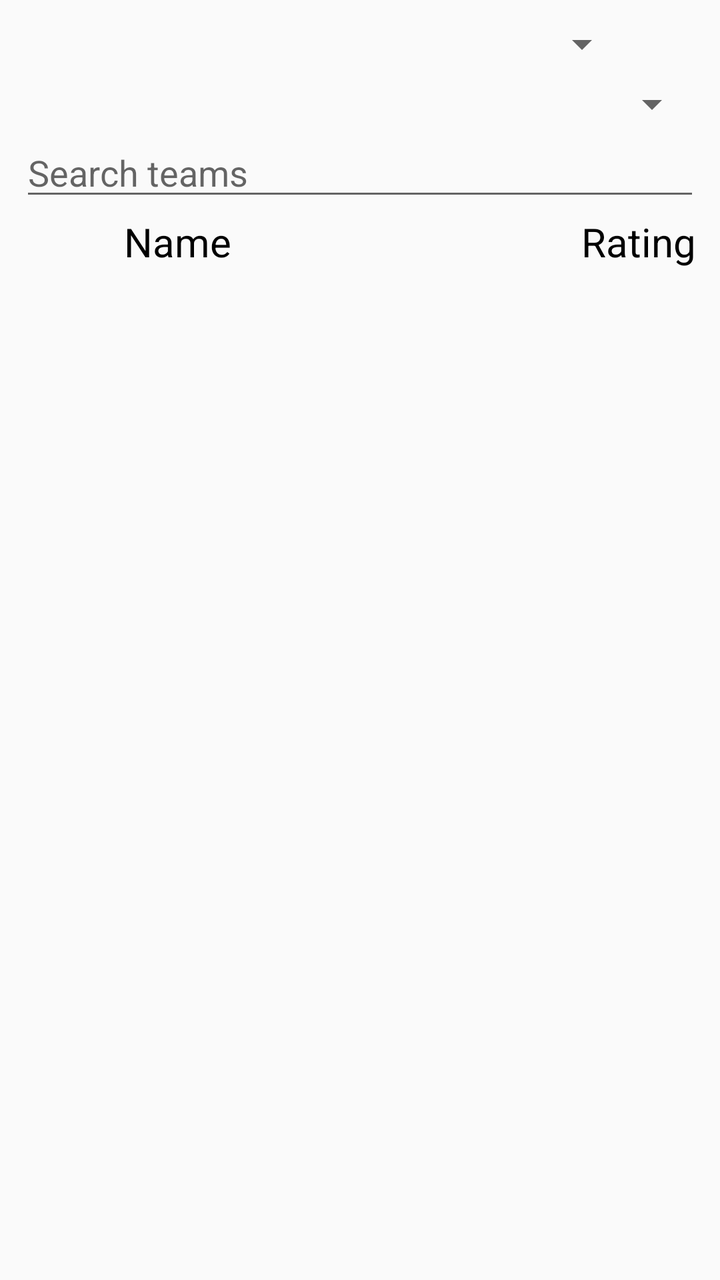
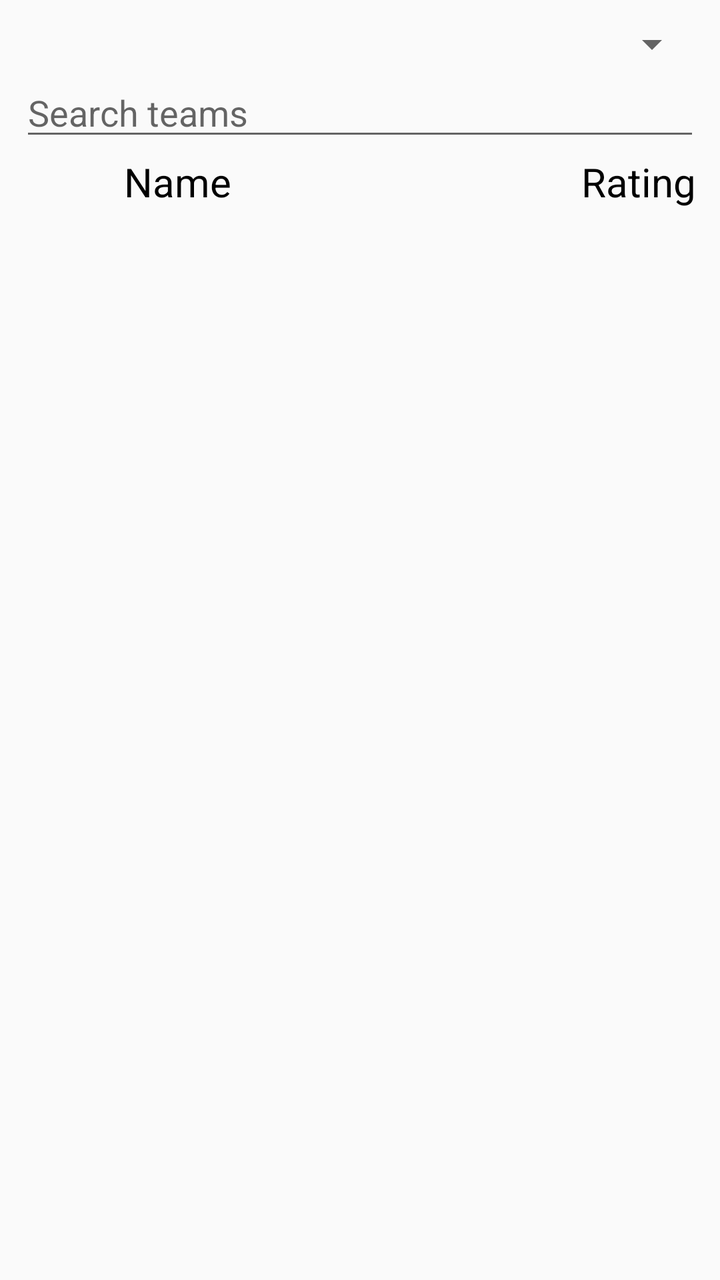

An Android layout rendered at two revisions. The XML below is the earlier revision; the diff shows what the commit changed to produce the second picture.
<!-- AndroidManifest.xml: application theme AppTheme -->
<!-- res/layout/fragment_rankings.xml -->
<LinearLayout
    xmlns:android="http://schemas.android.com/apk/res/android"
    android:layout_width="match_parent"
    android:layout_height="wrap_content"
    android:orientation="vertical"
    android:padding="10dip"
    android:animateLayoutChanges="true">

    <LinearLayout
        android:id="@+id/fragment_rankings_filter_area"
        android:layout_width="match_parent"
        android:layout_height="wrap_content"
        android:orientation="vertical"
        android:focusableInTouchMode="true">

        <LinearLayout
            android:layout_width="match_parent"
            android:layout_height="wrap_content"
            android:orientation="horizontal">

            <Spinner
                android:id="@+id/fragment_rankings_date_spinner"
                android:layout_width="0dp"
                android:layout_weight="1"
                android:layout_height="wrap_content"
                android:gravity="center_vertical"/>

            <Button
                android:id="@+id/fragment_rankings_calendar_button"
                android:layout_width="25dp"
                android:layout_height="25dp"
                android:layout_marginLeft="10dp"
                android:layout_marginTop="5dp"
                android:background="@drawable/icon_calendar">
            </Button>
        </LinearLayout>


        <Spinner
            android:id="@+id/fragment_rankings_country_spinner"
            android:layout_width="match_parent"
            android:layout_height="wrap_content"
            android:gravity="center_vertical"/>

        <EditText
            android:id="@+id/fragment_rankings_team_input"
            android:layout_width="fill_parent"
            android:layout_height="wrap_content"
            android:hint="@string/teamRanking_search_field_hint" />
    </LinearLayout>

    <include
        android:id="@+id/header_layout"
        android:layout_width="fill_parent"
        android:layout_height="wrap_content"
        layout="@layout/team_ratings_item" />

    <ListView
        android:id="@+id/lvTeams"
        android:layout_width="match_parent"
        android:layout_height="wrap_content">
    </ListView>
</LinearLayout>
<!-- res/layout/team_ratings_item.xml (included above) -->
<LinearLayout xmlns:android="http://schemas.android.com/apk/res/android"
    android:layout_width="match_parent"
    android:layout_height="match_parent"
    android:padding="2dp">

    <TextView
        android:id="@+id/teamRank"
        android:layout_width="25dp"
        android:layout_height="wrap_content"
        android:gravity="end"
        android:textSize="20sp"
        android:textColor="@color/teamRankings"/>

    <ImageView
        android:id="@+id/countryFlag"
        android:layout_width="25dp"
        android:layout_height="30dp"
        android:contentDescription="@string/country"
        android:paddingStart="5dp"
        android:paddingLeft="5dp"
        android:paddingEnd="2dp"
        android:paddingRight="2dp"/>

    <TextView
        android:id="@+id/teamName"
        android:layout_width="wrap_content"
        android:layout_height="wrap_content"
        android:text="@string/teamRanking_name"
        android:textSize="20sp"
        android:textColor="@color/teamRankings"/>

    <TextView
        android:id="@+id/teamRating"
        android:layout_width="match_parent"
        android:layout_height="wrap_content"
        android:gravity="end"
        android:text="@string/teamRanking_rating"
        android:textSize="20sp"
        android:textColor="@color/teamRankings"/>
</LinearLayout>
<!-- resources referenced by this layout -->
<resources>
  <color name="teamRankings">#000000</color>
  <string name="country">Country</string>
  <string name="teamRanking_name">Name</string>
  <string name="teamRanking_rating">Rating</string>
  <string name="teamRanking_search_field_hint">Search teams</string>
  <style name="AppTheme" parent="Theme.AppCompat.Light.NoActionBar">
          <item name="colorPrimary">@color/colorPrimary</item>
          <item name="colorPrimaryDark">@color/colorPrimaryDark</item>
          <item name="colorAccent">@color/colorAccent</item>
  
          <item name="android:dialogTheme">@style/MyDialogTheme</item>
          <item name="android:datePickerStyle">@style/MyDatePicker</item>
  
          <item name="drawerArrowStyle">@style/DrawerArrowStyle</item>
      </style>
  <color name="colorPrimary">#03A9F4</color>
  <color name="colorPrimaryDark">#0277BD</color>
  <color name="colorAccent">#2A2D34</color>
  <style name="MyDialogTheme" parent="Theme.AppCompat.Light.Dialog">
          <item name="android:datePickerStyle">@style/MyDatePicker</item>
      </style>
  <style name="MyDatePicker">
          <item name="android:calendarViewShown">false</item>
      </style>
  <style name="DrawerArrowStyle" parent="Widget.AppCompat.DrawerArrowToggle">
          <item name="spinBars">true</item>
          <item name="color">@android:color/white</item>
      </style>
</resources>

<!-- the commit's change to res/layout/fragment_rankings.xml (unified diff, before → after) -->
@@ -12,29 +12,6 @@
         android:layout_height="wrap_content"
         android:orientation="vertical"
         android:focusableInTouchMode="true">
-
-        <LinearLayout
-            android:layout_width="match_parent"
-            android:layout_height="wrap_content"
-            android:orientation="horizontal">
-
-            <Spinner
-                android:id="@+id/fragment_rankings_date_spinner"
-                android:layout_width="0dp"
-                android:layout_weight="1"
-                android:layout_height="wrap_content"
-                android:gravity="center_vertical"/>
-
-            <Button
-                android:id="@+id/fragment_rankings_calendar_button"
-                android:layout_width="25dp"
-                android:layout_height="25dp"
-                android:layout_marginLeft="10dp"
-                android:layout_marginTop="5dp"
-                android:background="@drawable/icon_calendar">
-            </Button>
-        </LinearLayout>
-
 
         <Spinner
             android:id="@+id/fragment_rankings_country_spinner"
